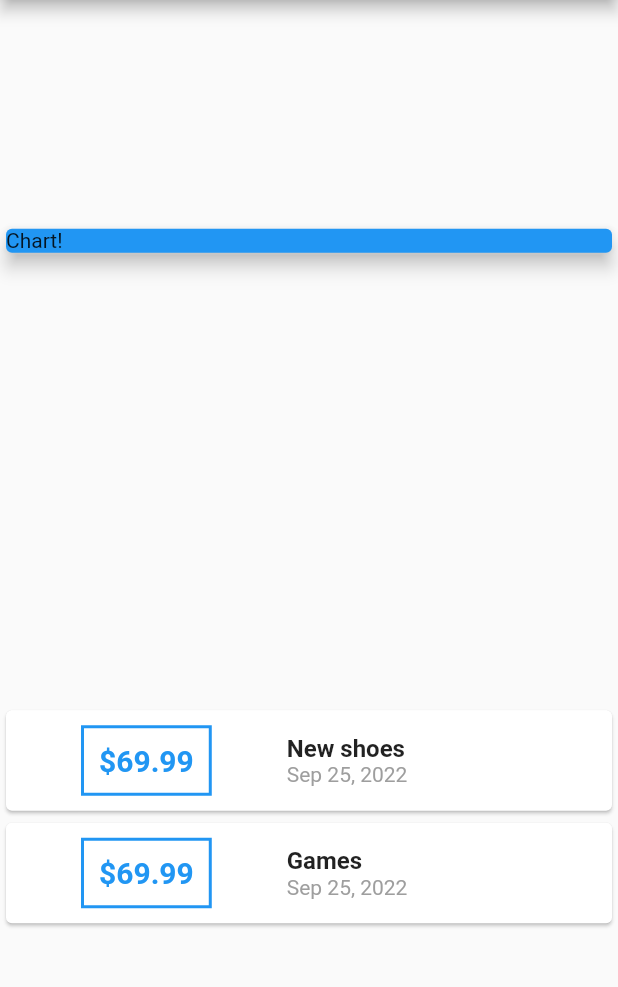
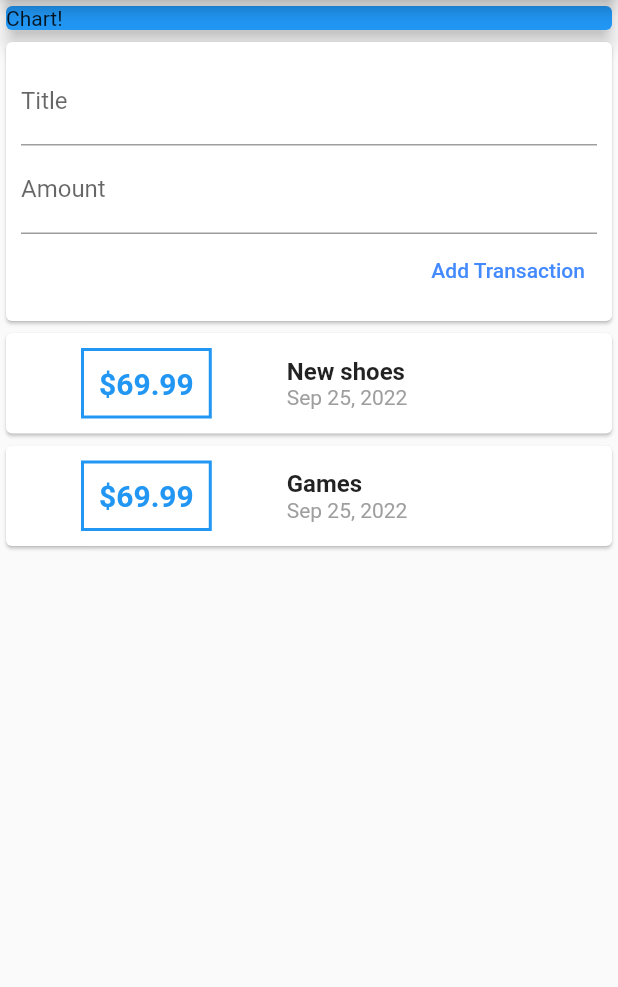
Before and after one commit to judell31/personal-expense, a Flutter app: the screen it shows after launch, on a phone screen of 412 x 824 dp, the part 84-1071 px from its top. Run offline on Flutter 3.47's test engine with Material 2 defaults, Android fonts, the phone set to English and light mode, and no system bars.

Commit message:
Adding text input

```diff
--- a/lib/home.page.state.dart
+++ b/lib/home.page.state.dart
@@ -35,7 +35,7 @@ class HomePageState extends State<HomePage> {
         title: Text(widget.title),
       ),
       body: Column(
-        mainAxisAlignment: MainAxisAlignment.spaceAround,
+        // mainAxisAlignment: MainAxisAlignment.start,
         crossAxisAlignment: CrossAxisAlignment.stretch,
         children: <Widget>[
           const SizedBox(
@@ -45,6 +45,33 @@ class HomePageState extends State<HomePage> {
               elevation: 5,
               child: Text("Chart!"),
             ),
+          ),
+          Card(
+            child: Container(
+              padding: const EdgeInsets.all(10),
+              child: Column(
+                crossAxisAlignment: CrossAxisAlignment.end,
+                children: <Widget>[
+                  const TextField(
+                    decoration: InputDecoration(
+                      labelText: "Title"
+                    ),
+                  ),
+                  const TextField(
+                    decoration: InputDecoration(
+                        labelText: "Amount"
+                    ),
+                  ),
+                  TextButton(
+                    onPressed: () {},
+                    style: TextButton.styleFrom(
+                      foregroundColor: Colors.blueAccent
+                    ),
+                    child: const Text("Add Transaction"),
+                  ),
+                ],
+              ),
+            )
           ),
           Column(
             children: transactions.map(
```
